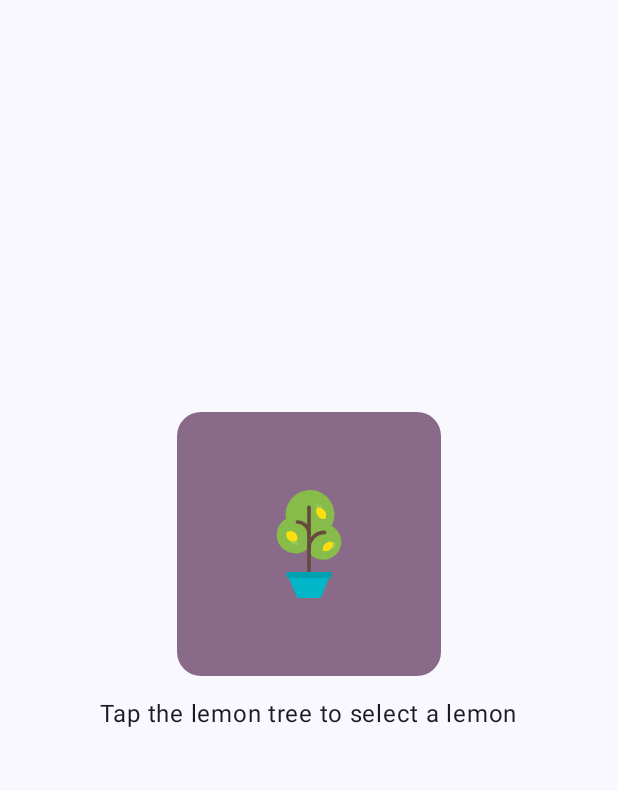
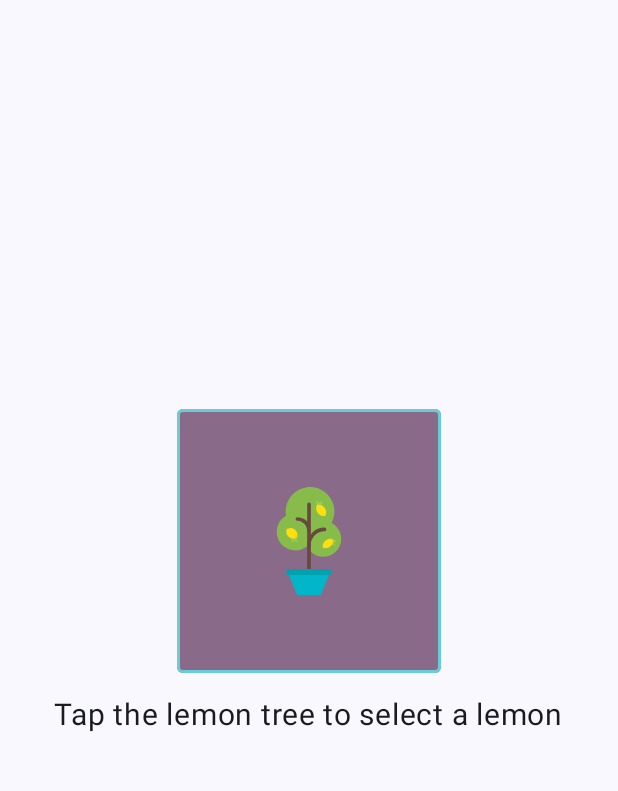
Before and after one commit to HetRed31/mobile, an Android app built with Jetpack Compose: the screen it shows after launch (MainActivity), on a phone screen of 412 x 824 dp, the part 96-887 px from its top. Run offline under Robolectric (Android 15) with nearby library versions, the phone set to English and light mode, and no system bars.

Commit message:
5_2 Lemonade

```diff
--- a/lemonade_5_2/src/main/java/com/example/lemonade_5_2/MainActivity.kt
+++ b/lemonade_5_2/src/main/java/com/example/lemonade_5_2/MainActivity.kt
@@ -4,6 +4,7 @@ import android.os.Bundle
 import androidx.activity.ComponentActivity
 import androidx.activity.compose.setContent
 import androidx.activity.enableEdgeToEdge
+import androidx.compose.foundation.BorderStroke
 import androidx.compose.foundation.Image
 import androidx.compose.foundation.background
 import androidx.compose.foundation.layout.Arrangement
@@ -37,6 +38,8 @@ import androidx.compose.ui.res.painterResource
 import androidx.compose.ui.res.stringResource
 import androidx.compose.ui.text.font.FontWeight
 import androidx.compose.ui.tooling.preview.Preview
+import androidx.compose.ui.unit.dp
+import androidx.compose.ui.unit.sp
 import com.example.lemonade_5_2.ui.theme.Lab4Theme
 
 class MainActivity : ComponentActivity() {
@@ -148,8 +151,9 @@ fun LemonTextAndImage(
         ) {
             Button(
                 onClick = onImageClick,
-                shape = RoundedCornerShape(dimensionResource(R.dimen.button_corner_radius)),
-                colors = ButtonDefaults.buttonColors(containerColor = MaterialTheme.colorScheme.tertiaryContainer)
+                shape = RoundedCornerShape(4.dp),
+                colors = ButtonDefaults.buttonColors(containerColor = MaterialTheme.colorScheme.tertiaryContainer),
+                border = BorderStroke(2.dp, Color(105, 205, 216))
             ) {
                 Image(
                     painter = painterResource(drawableResourceId),
@@ -160,10 +164,11 @@ fun LemonTextAndImage(
                         .padding(dimensionResource(R.dimen.button_interior_padding))
                 )
             }
-            Spacer(modifier = Modifier.height(dimensionResource(R.dimen.padding_vertical)))
+            Spacer(modifier = Modifier.height(16.dp))
             Text(
                 text = stringResource(textLabelResourceId),
-                style = MaterialTheme.typography.bodyLarge
+                style = MaterialTheme.typography.bodyLarge,
+                fontSize = 20.sp
             )
         }
     }
```
